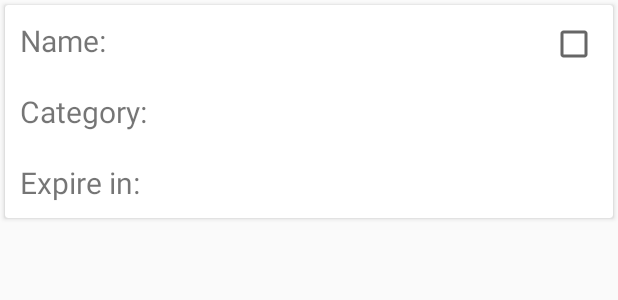
After one commit to bitingbulldogs/cs446project, an Android app: the layout scan_list.xml on its own in the app's theme, with its tools: preview values and no code run, on a phone screen of 412 x 824 dp. The commit adds this screen. Shown: the top 300 px of the screen. Run offline under Robolectric (Android 15) with nearby library versions, the phone set to English and light mode, and no system bars.

Commit message:
Simon here, added scan list UI

```diff
--- a/app/src/main/java/com/example/scbcchoi/eatemup/MainActivity.java
+++ b/app/src/main/java/com/example/scbcchoi/eatemup/MainActivity.java
@@ -54,8 +54,8 @@ public class MainActivity extends AppCompatActivity {
         //Set alarm to be 18:00 for each day.
         Calendar calendar = Calendar.getInstance();
         calendar.setTimeInMillis(System.currentTimeMillis());
-        calendar.set(Calendar.HOUR_OF_DAY, 18);
-        calendar.set(Calendar.MINUTE, 0);
+        calendar.set(Calendar.HOUR_OF_DAY, 0);
+        calendar.set(Calendar.MINUTE, 5);
 
         AlarmManager alarmManager = (AlarmManager) this.getSystemService(Context.ALARM_SERVICE);
         alarmManager.setRepeating(AlarmManager.RTC_WAKEUP, calendar.getTimeInMillis(),
--- /dev/null
+++ b/app/src/main/res/layout/scan_list.xml
@@ -0,0 +1,99 @@
+<?xml version="1.0" encoding="utf-8"?>
+<android.support.v7.widget.CardView
+    xmlns:android="http://schemas.android.com/apk/res/android"
+
+    android:layout_width="match_parent"
+    android:layout_height="wrap_content"
+    android:layout_margin="3dp"
+    android:background="@android:color/white"
+    android:orientation="vertical"
+    android:id="@+id/scanlist">
+
+    <LinearLayout
+        android:layout_width="match_parent"
+        android:layout_height="wrap_content">
+
+        <LinearLayout
+            android:layout_width="wrap_content"
+            android:layout_height="wrap_content"
+            android:orientation="vertical">
+            <LinearLayout
+                android:layout_width="wrap_content"
+                android:layout_height="wrap_content"
+                >
+                <TextView
+                    android:layout_width="wrap_content"
+                    android:layout_height="wrap_content"
+                    android:layout_margin="10dp"
+                    android:gravity="bottom"
+                    android:textSize="20sp"
+                    android:text="@string/itemName" />
+                <TextView
+                    android:id="@+id/rv_scanname"
+                    android:layout_width="wrap_content"
+                    android:layout_height="wrap_content"
+                    android:layout_margin="10dp"
+                    android:textSize="20sp"
+                    android:layout_weight="1"
+                    android:gravity="start"/>
+            </LinearLayout>
+            <LinearLayout
+                android:layout_width="wrap_content"
+                android:layout_height="wrap_content"
+                >
+                <TextView
+                    android:layout_width="wrap_content"
+                    android:layout_height="wrap_content"
+                    android:layout_margin="10dp"
+                    android:gravity="bottom"
+                    android:textSize="20sp"
+                    android:text="@string/itemCategory" />
+                <TextView
+                    android:id="@+id/rv_scancat"
+                    android:layout_width="wrap_content"
+                    android:layout_height="wrap_content"
+                    android:layout_margin="10dp"
+                    android:textSize="20sp"
+                    android:layout_weight="1"
+                    android:gravity="start"/>
+            </LinearLayout>
+
+            <LinearLayout
+                android:layout_width="wrap_content"
+                android:layout_height="wrap_content"
+                >
+                <TextView
+                    android:layout_width="wrap_content"
+                    android:layout_height="wrap_content"
+                    android:layout_margin="10dp"
+                    android:gravity="bottom"
+                    android:textSize="20sp"
+                    android:text="@string/exireDate" />
+                <TextView
+                    android:id="@+id/rv_scandate"
+                    android:layout_width="wrap_content"
+                    android:layout_height="wrap_content"
+                    android:layout_margin="10dp"
+                    android:textSize="20sp"
+                    android:layout_weight="1"
+                    android:gravity="start"/>
+            </LinearLayout>
+        </LinearLayout>
+
+
+        <RelativeLayout
+            android:layout_width="match_parent"
+            android:layout_height="match_parent"
+            android:gravity="end">
+
+            <CheckBox
+                android:layout_width="wrap_content"
+                android:layout_height="wrap_content"
+                android:layout_marginEnd="10dp"
+                android:layout_marginTop="10dp"/>
+        </RelativeLayout>
+
+
+    </LinearLayout>
+
+</android.support.v7.widget.CardView>
--- a/app/src/main/res/values/strings.xml
+++ b/app/src/main/res/values/strings.xml
@@ -16,5 +16,8 @@
     <string name="close">Close</string>
     <string name="will_expire_in">will expire in</string>
     <string name="days">expires in</string>
+    <string name="itemName">Name: </string>
+    <string name="itemCategory">Category: </string>
+    <string name="exireDate">Expire in: </string>
 
 </resources>
```
Also changed, not shown: app/src/main/java/com/example/scbcchoi/eatemup/CameraActivity.java (+40 -3 lines), app/src/main/java/com/example/scbcchoi/eatemup/ScanAdapter.java (added, +51 -0 lines), app/src/main/java/com/example/scbcchoi/eatemup/ScanItem.java (added, +22 -0 lines), app/src/main/res/layout/camera_activity.xml (+11 -11 lines), app/src/main/res/layout/toolbar_cam.xml (added, +47 -0 lines).
